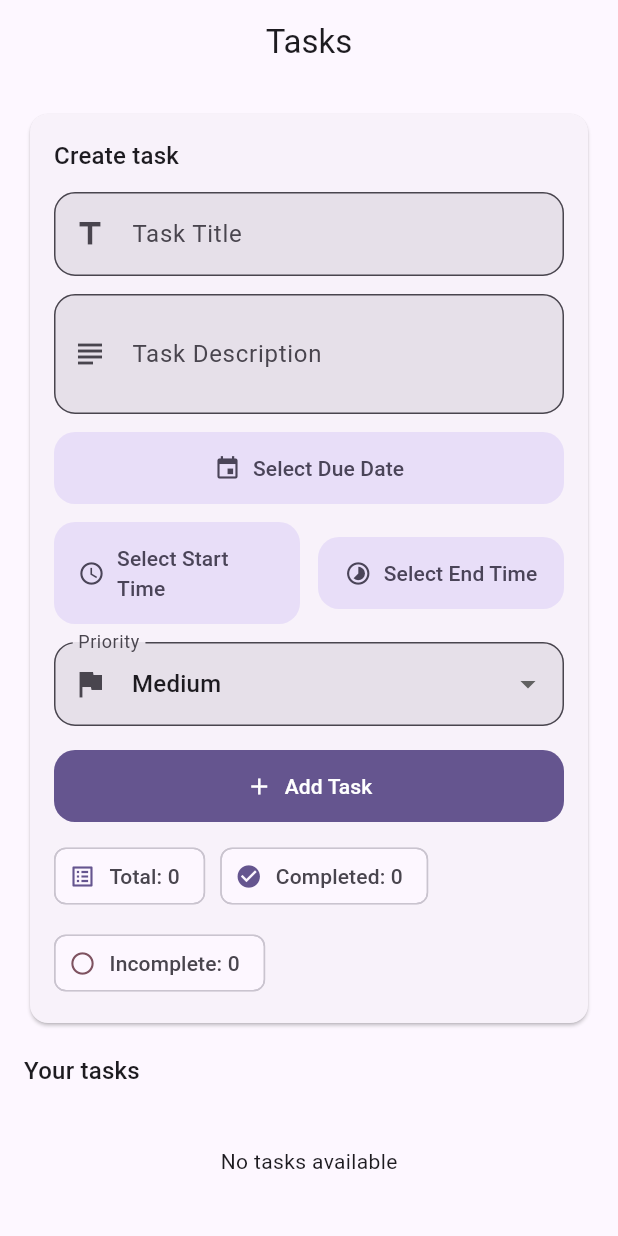
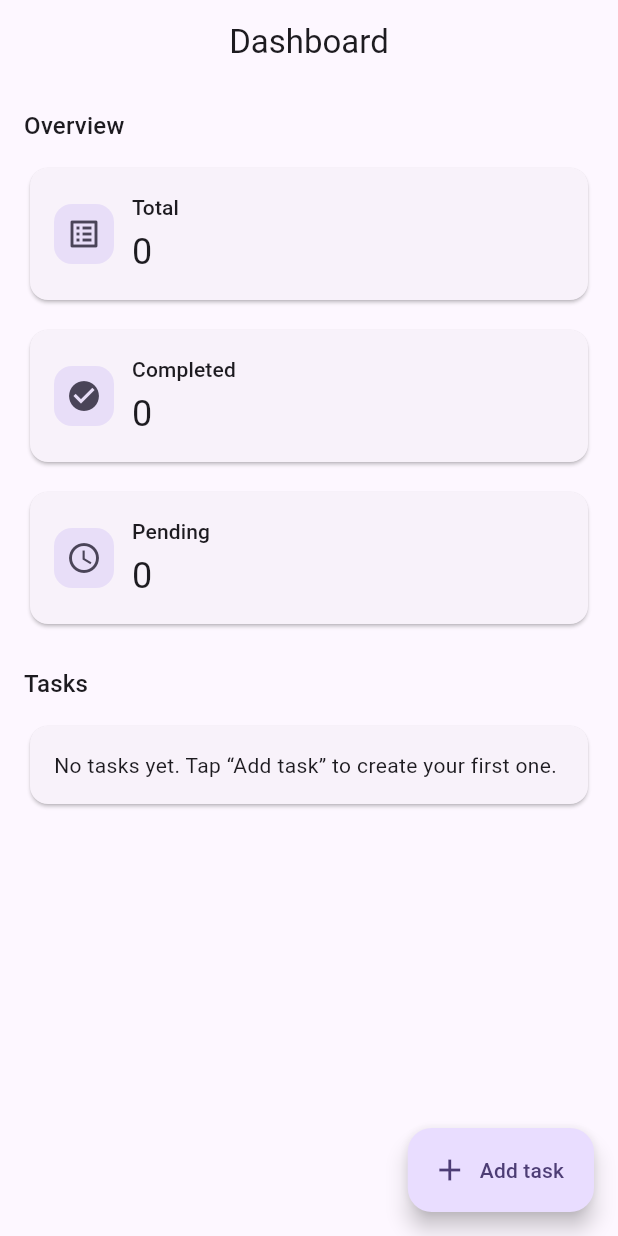
Before and after one commit to Paulah-linah/task_entry, a Flutter app: the screen it shows after launch, on a phone screen of 412 x 824 dp. Run offline on Flutter 3.47's test engine with Material 3 defaults, Android fonts, the phone set to English and light mode, and no system bars; our stand-ins replace flutter_riverpod, go_router.

Commit message:
Add clean-architecture app shell (splash + dashboard scaffold)

```diff
--- a/lib/main.dart
+++ b/lib/main.dart
@@ -1,53 +1,8 @@
 import 'package:flutter/material.dart';
-import 'task_home_page.dart';
-import 'task_manager.dart'; // Import the TaskManager class
+import 'package:flutter_riverpod/flutter_riverpod.dart';
+
+import 'src/app/app.dart';
 
 void main() {
-  runApp(TaskEntryApp());
+  runApp(const ProviderScope(child: TaskEntryAppShell()));
 }
-
-class TaskEntryApp extends StatelessWidget {
-  @override
-  Widget build(BuildContext context) {
-    return MaterialApp(
-      // Disable the debug banner
-      debugShowCheckedModeBanner: false,
-      theme: ThemeData(
-        useMaterial3: true,
-        colorScheme: ColorScheme.fromSeed(
-          seedColor: const Color(0xFF6750A4),
-          brightness: Brightness.light,
-        ),
-        visualDensity: VisualDensity.adaptivePlatformDensity,
-        appBarTheme: const AppBarTheme(
-          centerTitle: true,
-        ),
-        inputDecorationTheme: InputDecorationTheme(
-          filled: true,
-          border: OutlineInputBorder(
-            borderRadius: BorderRadius.circular(14),
-          ),
-        ),
-        filledButtonTheme: FilledButtonThemeData(
-          style: FilledButton.styleFrom(
-            shape: RoundedRectangleBorder(
-              borderRadius: BorderRadius.circular(14),
-            ),
-            padding: const EdgeInsets.symmetric(horizontal: 16, vertical: 14),
-          ),
-        ),
-        elevatedButtonTheme: ElevatedButtonThemeData(
-          style: ElevatedButton.styleFrom(
-            shape: RoundedRectangleBorder(
-              borderRadius: BorderRadius.circular(14),
-            ),
-            padding: const EdgeInsets.symmetric(horizontal: 16, vertical: 14),
-          ),
-        ),
-      ),
-      home: TaskHomePage(
-        taskManager: TaskManager(), // Pass TaskManager to TaskHomePage
-      ),
-    );
-  }
-}
--- /dev/null
+++ b/lib/src/app/app.dart
@@ -0,0 +1,22 @@
+import 'package:flutter/material.dart';
+import 'package:flutter_riverpod/flutter_riverpod.dart';
+
+import 'router.dart';
+import 'theme.dart';
+
+class TaskEntryAppShell extends ConsumerWidget {
+  const TaskEntryAppShell({super.key});
+
+  @override
+  Widget build(BuildContext context, WidgetRef ref) {
+    final router = ref.watch(appRouterProvider);
+
+    return MaterialApp.router(
+      debugShowCheckedModeBanner: false,
+      theme: lightTheme,
+      darkTheme: darkTheme,
+      themeMode: ThemeMode.system,
+      routerConfig: router,
+    );
+  }
+}
--- /dev/null
+++ b/lib/src/app/router.dart
@@ -0,0 +1,31 @@
+import 'package:flutter/material.dart';
+import 'package:flutter_riverpod/flutter_riverpod.dart';
+import 'package:go_router/go_router.dart';
+
+import '../presentation/pages/dashboard_page.dart';
+import '../presentation/pages/splash_page.dart';
+import '../presentation/pages/task_form_page.dart';
+
+final appRouterProvider = Provider<GoRouter>((ref) {
+  return GoRouter(
+    initialLocation: '/splash',
+    routes: <RouteBase>[
+      GoRoute(
+        path: '/splash',
+        pageBuilder: (context, state) => const MaterialPage(child: SplashPage()),
+      ),
+      GoRoute(
+        path: '/',
+        redirect: (_, __) => '/dashboard',
+      ),
+      GoRoute(
+        path: '/dashboard',
+        pageBuilder: (context, state) => const MaterialPage(child: DashboardPage()),
+      ),
+      GoRoute(
+        path: '/task/new',
+        pageBuilder: (context, state) => const MaterialPage(child: TaskFormPage()),
+      ),
+    ],
+  );
+});
--- /dev/null
+++ b/lib/src/app/theme.dart
@@ -0,0 +1,49 @@
+import 'package:flutter/material.dart';
+
+final lightTheme = ThemeData(
+  useMaterial3: true,
+  colorScheme: ColorScheme.fromSeed(
+    seedColor: const Color(0xFF6750A4),
+    brightness: Brightness.light,
+  ),
+  visualDensity: VisualDensity.adaptivePlatformDensity,
+  appBarTheme: const AppBarTheme(
+    centerTitle: true,
+  ),
+  inputDecorationTheme: const InputDecorationTheme(
+    filled: true,
+    border: OutlineInputBorder(),
+  ),
+  filledButtonTheme: FilledButtonThemeData(
+    style: FilledButton.styleFrom(
+      shape: RoundedRectangleBorder(
+        borderRadius: BorderRadius.circular(14),
+      ),
+      padding: const EdgeInsets.symmetric(horizontal: 16, vertical: 14),
+    ),
+  ),
+);
+
+final darkTheme = ThemeData(
+  useMaterial3: true,
+  colorScheme: ColorScheme.fromSeed(
+    seedColor: const Color(0xFF6750A4),
+    brightness: Brightness.dark,
+  ),
+  visualDensity: VisualDensity.adaptivePlatformDensity,
+  appBarTheme: const AppBarTheme(
+    centerTitle: true,
+  ),
+  inputDecorationTheme: const InputDecorationTheme(
+    filled: true,
+    border: OutlineInputBorder(),
+  ),
+  filledButtonTheme: FilledButtonThemeData(
+    style: FilledButton.styleFrom(
+      shape: RoundedRectangleBorder(
+        borderRadius: BorderRadius.circular(14),
+      ),
+      padding: const EdgeInsets.symmetric(horizontal: 16, vertical: 14),
+    ),
+  ),
+);
--- /dev/null
+++ b/lib/src/presentation/pages/dashboard_page.dart
@@ -0,0 +1,135 @@
+import 'package:flutter/material.dart';
+import 'package:go_router/go_router.dart';
+
+class DashboardPage extends StatelessWidget {
+  const DashboardPage({super.key});
+
+  @override
+  Widget build(BuildContext context) {
+    return Scaffold(
+      appBar: AppBar(
+        title: const Text('Dashboard'),
+      ),
+      floatingActionButton: FloatingActionButton.extended(
+        onPressed: () => context.push('/task/new'),
+        icon: const Icon(Icons.add),
+        label: const Text('Add task'),
+      ),
+      body: SafeArea(
+        child: ListView(
+          padding: const EdgeInsets.all(16),
+          children: [
+            Text(
+              'Overview',
+              style: Theme.of(context).textTheme.titleMedium,
+            ),
+            const SizedBox(height: 12),
+            LayoutBuilder(
+              builder: (context, constraints) {
+                final isWide = constraints.maxWidth >= 520;
+                final children = <Widget>[
+                  _StatCard(
+                    title: 'Total',
+                    value: '0',
+                    icon: Icons.list_alt,
+                  ),
+                  _StatCard(
+                    title: 'Completed',
+                    value: '0',
+                    icon: Icons.check_circle,
+                  ),
+                  _StatCard(
+                    title: 'Pending',
+                    value: '0',
+                    icon: Icons.schedule,
+                  ),
+                ];
+
+                if (isWide) {
+                  return Row(
+                    children: [
+                      Expanded(child: children[0]),
+                      const SizedBox(width: 12),
+                      Expanded(child: children[1]),
+                      const SizedBox(width: 12),
+                      Expanded(child: children[2]),
+                    ],
+                  );
+                }
+
+                return Column(
+                  children: [
+                    children[0],
+                    const SizedBox(height: 12),
+                    children[1],
+                    const SizedBox(height: 12),
+                    children[2],
+                  ],
+                );
+              },
+            ),
+            const SizedBox(height: 24),
+            Text(
+              'Tasks',
+              style: Theme.of(context).textTheme.titleMedium,
+            ),
+            const SizedBox(height: 12),
+            const Card(
+              child: Padding(
+                padding: EdgeInsets.all(16),
+                child: Text('No tasks yet. Tap “Add task” to create your first one.'),
+              ),
+            ),
+          ],
+        ),
+      ),
+    );
+  }
+}
+
+class _StatCard extends StatelessWidget {
+  final String title;
+  final String value;
+  final IconData icon;
+
+  const _StatCard({
+    required this.title,
+    required this.value,
+    required this.icon,
+  });
+
+  @override
+  Widget build(BuildContext context) {
+    final cs = Theme.of(context).colorScheme;
+
+    return Card(
+      child: Padding(
+        padding: const EdgeInsets.all(16),
+        child: Row(
+          children: [
+            Container(
+              width: 40,
+              height: 40,
+              decoration: BoxDecoration(
+                color: cs.secondaryContainer,
+                borderRadius: BorderRadius.circular(12),
+              ),
+              child: Icon(icon, color: cs.onSecondaryContainer),
+            ),
+            const SizedBox(width: 12),
+            Expanded(
+              child: Column(
+                crossAxisAlignment: CrossAxisAlignment.start,
+                children: [
+                  Text(title, style: Theme.of(context).textTheme.labelLarge),
+                  const SizedBox(height: 4),
+                  Text(value, style: Theme.of(context).textTheme.headlineSmall),
+                ],
+              ),
+            ),
+          ],
+        ),
+      ),
+    );
+  }
+}
--- a/pubspec.yaml
+++ b/pubspec.yaml
@@ -13,6 +13,12 @@ dependencies:
     sdk: flutter
   intl: ^0.19.0
   provider: ^6.0.0
+  flutter_riverpod: ^2.5.1
+  go_router: ^14.2.7
+  sqflite: ^2.3.3+1
+  path: ^1.9.0
+  uuid: ^4.5.1
+  animations: ^2.0.11
 
 dev_dependencies:
   flutter_test:
```
Also changed, not shown: lib/src/presentation/pages/splash_page.dart (added, +89 -0 lines), lib/src/presentation/pages/task_form_page.dart (added, +55 -0 lines), pubspec.lock, 2 other files.
